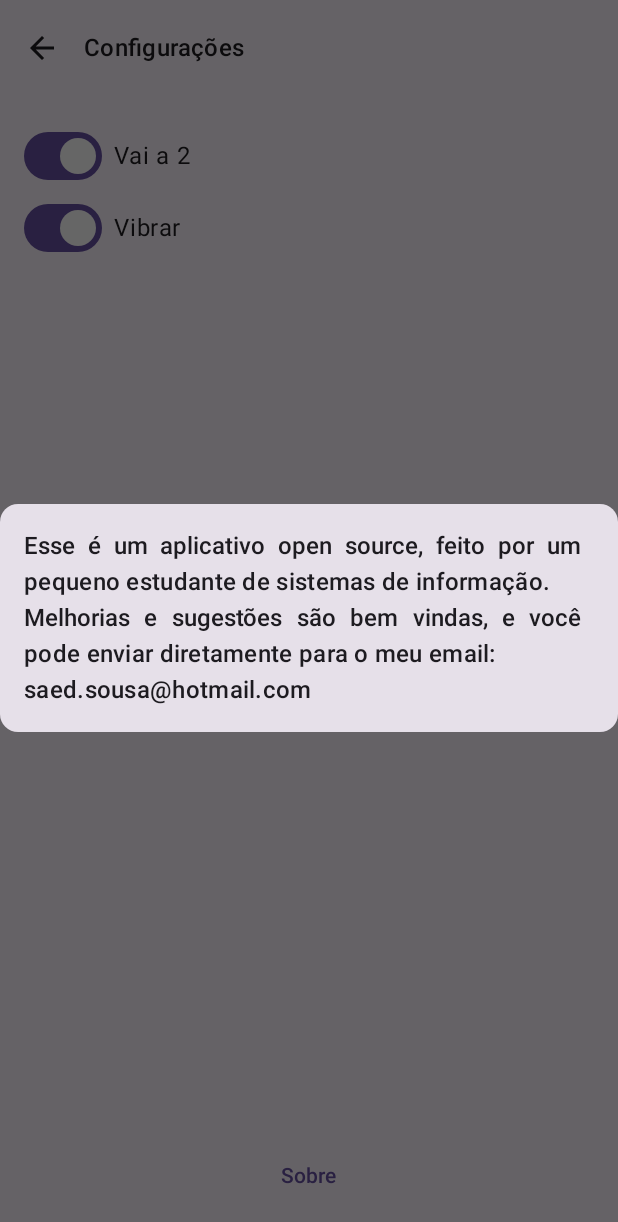
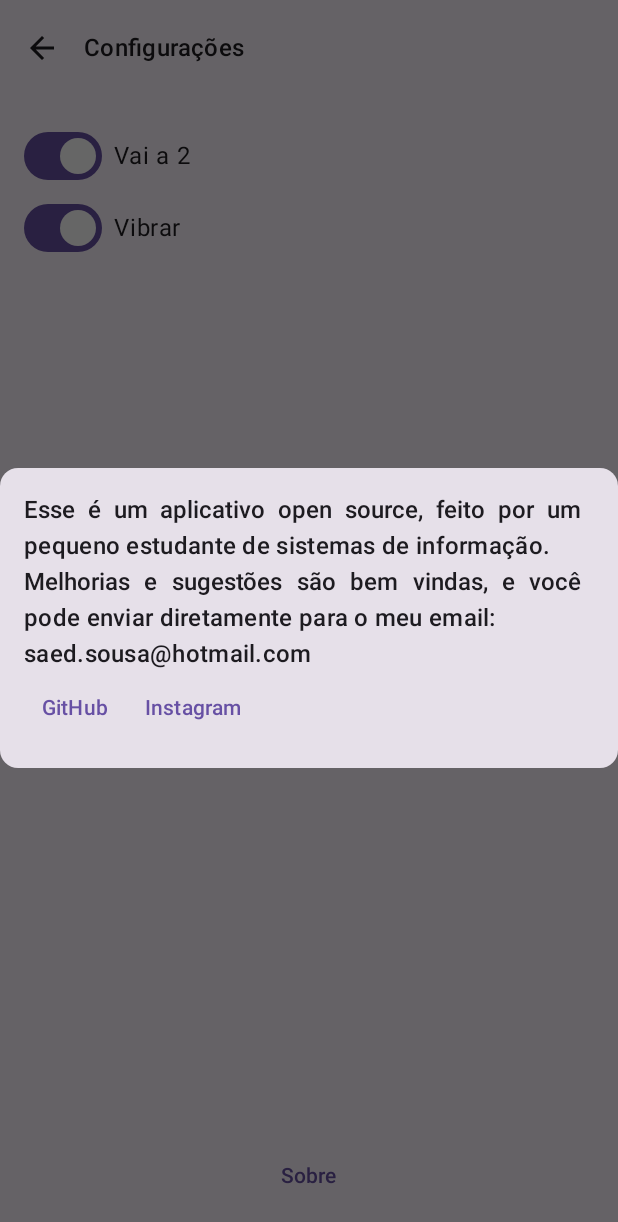
Before and after one commit to SaedSilva/voleibr, an Android app built with Jetpack Compose: the configScreen screen opened through its navigation route, after a tap on "Sobre", on a phone screen of 412 x 824 dp. Shown: the top 1222 px of the screen. Run offline under Robolectric (Android 15) with nearby library versions, the phone set to English and light mode, and no system bars; our stand-ins replace Room's generated code; 13 statements that could not run were skipped.

Commit message:
Change Team colors

```diff
--- a/app/src/main/java/br/dev/saed/voleibr/MainActivity.kt
+++ b/app/src/main/java/br/dev/saed/voleibr/MainActivity.kt
@@ -128,6 +128,8 @@ private fun mainScreen(
         onClickRemoveTeam1 = { viewModel.onEvent(MainScreenEvent.RemoveTeam1) },
         onClickRemoveTeam2 = { viewModel.onEvent(MainScreenEvent.RemoveTeam2) },
         onNavigateToConfig = { navController.navigate(ConfigRoute) },
+        onClickChangeTeam1Color = { viewModel.onEvent(MainScreenEvent.ChangeTeam1Color) },
+        onClickChangeTeam2Color = { viewModel.onEvent(MainScreenEvent.ChangeTeam2Color) }
     )
 }
 
--- a/app/src/main/java/br/dev/saed/voleibr/model/repositories/datastore/DataStoreHelper.kt
+++ b/app/src/main/java/br/dev/saed/voleibr/model/repositories/datastore/DataStoreHelper.kt
@@ -18,8 +18,10 @@ class DataStoreHelper(private val context: Context) {
         val MAX_POINTS = intPreferencesKey("max_points")
         val TEAM_1 = stringPreferencesKey("team_1")
         val POINTS_TEAM_1 = intPreferencesKey("points_team_1")
+        val TEAM_1_COLOR = intPreferencesKey("team_1_color")
         val TEAM_2 = stringPreferencesKey("team_2")
         val POINTS_TEAM_2 = intPreferencesKey("points_team_2")
+        val TEAM_2_COLOR = intPreferencesKey("team_2_color")
         val VAI_A_2 = booleanPreferencesKey("vai_a_2")
         val VIBRAR = booleanPreferencesKey("vibrar")
     }
@@ -36,12 +38,20 @@ class DataStoreHelper(private val context: Context) {
         preferences[POINTS_TEAM_1] ?: 0
     }
 
+    val team1ColorFlow: Flow<Int> = context.dataStore.data.map { preferences ->
+        preferences[TEAM_1_COLOR] ?: 0xFFF8E287.toInt()
+    }
+
     val team2Flow: Flow<String> = context.dataStore.data.map { preferences ->
         preferences[TEAM_2] ?: "Time 2"
     }
 
     val team2PointsFlow: Flow<Int> = context.dataStore.data.map { preferences ->
         preferences[POINTS_TEAM_2] ?: 0
+    }
+
+    val team2ColorFlow: Flow<Int> = context.dataStore.data.map { preferences ->
+        preferences[TEAM_2_COLOR] ?: 0xFFC5ECCE.toInt()
     }
 
     val vaiA2Flow: Flow<Boolean> = context.dataStore.data.map { preferences ->
@@ -70,6 +80,12 @@ class DataStoreHelper(private val context: Context) {
         }
     }
 
+    suspend fun saveTeam1Color(team1Color: Int) {
+        context.dataStore.edit { preferences ->
+            preferences[TEAM_1_COLOR] = team1Color
+        }
+    }
+
     suspend fun saveTeam2(team2: String) {
         context.dataStore.edit { preferences ->
             preferences[TEAM_2] = team2
@@ -79,6 +95,12 @@ class DataStoreHelper(private val context: Context) {
     suspend fun savePointsTeam2(pointsTeam2: Int) {
         context.dataStore.edit { preferences ->
             preferences[POINTS_TEAM_2] = pointsTeam2
+        }
+    }
+
+    suspend fun saveTeam2Color(team2Color: Int) {
+        context.dataStore.edit { preferences ->
+            preferences[TEAM_2_COLOR] = team2Color
         }
     }
 
--- a/app/src/main/java/br/dev/saed/voleibr/ui/screens/ConfigScreen.kt
+++ b/app/src/main/java/br/dev/saed/voleibr/ui/screens/ConfigScreen.kt
@@ -1,7 +1,8 @@
 package br.dev.saed.voleibr.ui.screens
 
+import android.content.Intent
+import android.net.Uri
 import androidx.compose.foundation.layout.Arrangement
-import androidx.compose.foundation.layout.Box
 import androidx.compose.foundation.layout.Column
 import androidx.compose.foundation.layout.Row
 import androidx.compose.foundation.layout.fillMaxSize
@@ -26,6 +27,7 @@ import androidx.compose.runtime.remember
 import androidx.compose.runtime.setValue
 import androidx.compose.ui.Alignment
 import androidx.compose.ui.Modifier
+import androidx.compose.ui.platform.LocalContext
 import androidx.compose.ui.res.stringResource
 import androidx.compose.ui.text.style.TextAlign
 import androidx.compose.ui.tooling.preview.Preview
@@ -142,9 +144,15 @@ fun SobreDialog(
     modifier: Modifier = Modifier,
     onDismissDialog: () -> Unit = {}
 ) {
+    val git = stringResource(id = R.string.url_github)
+    val insta = stringResource(id = R.string.url_instagram)
+    val context = LocalContext.current
+    val gintent = remember { Intent(Intent.ACTION_VIEW, Uri.parse(git)) }
+    val iintent = remember { Intent(Intent.ACTION_VIEW, Uri.parse(insta)) }
+
     Dialog(onDismissRequest = onDismissDialog) {
-        Card {
-            Box(
+        Card(modifier = modifier) {
+            Column(
                 modifier = Modifier.padding(16.dp)
             ) {
                 Text(
@@ -152,6 +160,20 @@ fun SobreDialog(
                     style = MaterialTheme.typography.titleMedium,
                     textAlign = TextAlign.Justify
                 )
+                Row {
+                    TextButton(onClick = {
+                        context.startActivity(gintent)
+                        onDismissDialog()
+                    }) {
+                        Text(text = stringResource(id = R.string.txt_github))
+                    }
+                    TextButton(onClick = {
+                        context.startActivity(iintent)
+                        onDismissDialog()
+                    }) {
+                        Text(text = stringResource(id = R.string.txt_instagram))
+                    }
+                }
             }
         }
     }
--- a/app/src/main/java/br/dev/saed/voleibr/ui/screens/MainScreen.kt
+++ b/app/src/main/java/br/dev/saed/voleibr/ui/screens/MainScreen.kt
@@ -1,6 +1,7 @@
 package br.dev.saed.voleibr.ui.screens
 
 import androidx.compose.foundation.Image
+import androidx.compose.foundation.clickable
 import androidx.compose.foundation.layout.Arrangement
 import androidx.compose.foundation.layout.Box
 import androidx.compose.foundation.layout.Column
@@ -31,9 +32,11 @@ import androidx.compose.material3.MaterialTheme
 import androidx.compose.material3.Scaffold
 import androidx.compose.material3.Text
 import androidx.compose.material3.TextField
+import androidx.compose.material3.TextFieldDefaults
 import androidx.compose.runtime.Composable
 import androidx.compose.ui.Alignment
 import androidx.compose.ui.Modifier
+import androidx.compose.ui.graphics.Color
 import androidx.compose.ui.graphics.ColorFilter
 import androidx.compose.ui.res.painterResource
 import androidx.compose.ui.res.stringResource
@@ -50,8 +53,6 @@ import br.dev.saed.voleibr.ui.theme.OrbitronFamily
 import br.dev.saed.voleibr.ui.theme.VoleibrTheme
 import br.dev.saed.voleibr.ui.theme.onPrimaryContainerLight
 import br.dev.saed.voleibr.ui.theme.onTertiaryContainerLight
-import br.dev.saed.voleibr.ui.theme.primaryContainerLight
-import br.dev.saed.voleibr.ui.theme.tertiaryContainerLight
 
 @Composable
 fun MainScreen(
@@ -62,6 +63,8 @@ fun MainScreen(
     onClickRemoveTeam1: () -> Unit = {},
     onClickRemoveTeam2: () -> Unit = {},
     onClickChangeTeams: () -> Unit = {},
+    onClickChangeTeam1Color: () -> Unit = {},
+    onClickChangeTeam2Color: () -> Unit = {},
     onClickTeam1Scored: () -> Unit = {},
     onClickTeam1ScoreDecrease: () -> Unit = {},
     onClickTeam2Scored: () -> Unit = {},
@@ -78,7 +81,8 @@ fun MainScreen(
         floatingActionButton = {
             FloatingActionButton(
                 onClick = { onNavigateToConfig() },
-                containerColor = MaterialTheme.colorScheme.primary
+                containerColor = MaterialTheme.colorScheme.primary,
+                shape = MaterialTheme.shapes.small
             ) {
                 Icon(
                     imageVector = Icons.Default.Settings,
@@ -163,9 +167,13 @@ fun MainScreen(
                             )
                         }
                         Card(
-                            modifier = Modifier.fillMaxWidth(),
+                            modifier = Modifier
+                                .fillMaxWidth()
+                                .clickable {
+                                    onClickChangeTeam1Color()
+                                },
                             colors = CardColors(
-                                containerColor = primaryContainerLight,
+                                containerColor = Color(uiState.team1Color.color),
                                 contentColor = onPrimaryContainerLight,
                                 disabledContentColor = MaterialTheme.colorScheme.onPrimary,
                                 disabledContainerColor = MaterialTheme.colorScheme.primary
@@ -283,9 +291,13 @@ fun MainScreen(
                             )
                         }
                         Card(
-                            modifier = Modifier.fillMaxWidth(),
+                            modifier = Modifier
+                                .fillMaxWidth()
+                                .clickable {
+                                    onClickChangeTeam2Color()
+                                },
                             colors = CardColors(
-                                containerColor = tertiaryContainerLight,
+                                containerColor = Color(uiState.team2Color.color),
                                 contentColor = onTertiaryContainerLight,
                                 disabledContentColor = MaterialTheme.colorScheme.onPrimary,
                                 disabledContainerColor = MaterialTheme.colorScheme.primary
@@ -364,11 +376,13 @@ fun MainScreen(
                         label = { Text(text = stringResource(id = R.string.edit_team_name)) },
                         modifier = Modifier
                             .fillMaxWidth(),
+                        colors = TextFieldDefaults.colors(),
                         keyboardOptions = KeyboardOptions(imeAction = ImeAction.Go),
                         keyboardActions = KeyboardActions {
                             onClickAddTeam()
                             onAddTeamNameChanged("")
-                        }
+                        },
+                        shape = MaterialTheme.shapes.small
                     )
 
                     Button(
@@ -377,7 +391,8 @@ fun MainScreen(
                             onAddTeamNameChanged("")
                         },
                         modifier = Modifier
-                            .fillMaxWidth()
+                            .fillMaxWidth(),
+                        shape = MaterialTheme.shapes.small
                     ) {
                         Text(
                             text = stringResource(id = R.string.txt_add_queue),
@@ -399,12 +414,13 @@ fun MainScreen(
                     )
                     Button(
                         onClick = { onClickClearQueue() },
-                        enabled = uiState.teamsInQueue.isNotEmpty()
+                        enabled = uiState.teamsInQueue.isNotEmpty(),
+                        shape = MaterialTheme.shapes.small
                     ) {
                         Text(text = stringResource(id = R.string.btn_clear_queue))
                         Icon(
                             imageVector = Icons.Default.Delete,
-                            contentDescription = stringResource(id = R.string.btn_clear_queue)
+                            contentDescription = stringResource(id = R.string.btn_clear_queue),
                         )
                     }
                 }
@@ -421,7 +437,10 @@ fun MainScreen(
                                 textAlign = TextAlign.Center,
                                 fontSize = 28.sp
                             )
-                            Button(onClick = { onClickDeleteTeam(uiState.teamsInQueue[it]) }) {
+                            Button(
+                                onClick = { onClickDeleteTeam(uiState.teamsInQueue[it]) },
+                                shape = MaterialTheme.shapes.small
+                            ) {
                                 Icon(
                                     imageVector = Icons.Default.Delete,
                                     contentDescription = stringResource(id = R.string.txt_acss_btn_delete_team)
--- a/app/src/main/java/br/dev/saed/voleibr/ui/viewmodel/MainViewModel.kt
+++ b/app/src/main/java/br/dev/saed/voleibr/ui/viewmodel/MainViewModel.kt
@@ -8,6 +8,8 @@ import br.dev.saed.voleibr.model.repositories.db.TeamEntity
 import br.dev.saed.voleibr.model.repositories.db.TeamRepository
 import br.dev.saed.voleibr.ui.state.MainScreenEvent
 import br.dev.saed.voleibr.ui.state.MainScreenState
+import br.dev.saed.voleibr.ui.state.intToTeamColor
+import br.dev.saed.voleibr.ui.state.randomTeamColor
 import kotlinx.coroutines.delay
 import kotlinx.coroutines.flow.MutableStateFlow
 import kotlinx.coroutines.flow.asStateFlow
@@ -35,7 +37,10 @@ class MainViewModel(
                 dataStoreHelper.team2PointsFlow,
                 dataStoreHelper.vaiA2Flow,
                 dataStoreHelper.vibrarFlow,
+                dataStoreHelper.team1ColorFlow,
+                dataStoreHelper.team2ColorFlow,
                 repository.queue
+
             ) { array ->
                 val maxPoints = array[0] as Int
                 val team1 = array[1] as String
@@ -46,24 +51,31 @@ class MainViewModel(
                 val vaiA2 = array[5] as Boolean
                 val vibrar = array[6] as Boolean
 
-                val teamsInQueue = array[7] as List<TeamEntity>
+                val team1Color = array[7] as Int
+                val team2Color = array[8] as Int
+
+                val teamsInQueue = array[9] as List<TeamEntity>
 
                 MainScreenState(
                     maxPoints = maxPoints,
                     team1 = Team(nome = team1, pontos = team1Points),
+                    team1Color = intToTeamColor(team1Color),
                     team2 = Team(nome = team2, pontos = team2Points),
+                    team2Color = intToTeamColor(team2Color),
                     vaiA2 = vaiA2,
                     vibrar = vibrar,
                     teamsInQueue = teamsInQueue.map { team ->
                         Team(team.id, team.name)
                     }
                 )
-            }.collect {newState ->
+            }.collect { newState ->
                 _uiState.update {
                     it.copy(
                         maxPoints = newState.maxPoints,
                         team1 = newState.team1,
+                        team1Color = newState.team1Color,
                         team2 = newState.team2,
+                        team2Color = newState.team2Color,
                         vaiA2 = newState.vaiA2,
                         vibrar = newState.vibrar,
                         teamsInQueue = newState.teamsInQueue
@@ -185,6 +197,18 @@ class MainViewModel(
             is MainScreenEvent.OnAddTeamNameChanged -> _uiState.update {
                 it.copy(teamToAdd = it.teamToAdd.copy(nome = event.team))
             }
+
+            is MainScreenEvent.ChangeTeam1Color -> {
+                viewModelScope.launch {
+                    dataStoreHelper.saveTeam1Color(randomTeamColor().color)
+                }
+            }
+
+            is MainScreenEvent.ChangeTeam2Color -> {
+                viewModelScope.launch {
+                    dataStoreHelper.saveTeam2Color(randomTeamColor().color)
+                }
+            }
         }
     }
 
--- a/app/src/main/res/values/strings.xml
+++ b/app/src/main/res/values/strings.xml
@@ -22,5 +22,9 @@
     <string name="txt_acss_btn_delete_team">Deletar time</string>
     <string name="txt_configuracoes">Configurações</string>
     <string name="txt_sobre">Esse é um aplicativo open source, feito por um pequeno estudante de sistemas de informação.\nMelhorias e sugestões são bem vindas, e você pode enviar diretamente para o meu email:\nsaed.sousa@hotmail.com</string>
+    <string name="txt_github">GitHub</string>
+    <string name="txt_instagram">Instagram</string>
+    <string name="url_github">https://github.com/SaedSilva</string>
+    <string name="url_instagram">https://www.instagram.com/saed.dev</string>
 
 </resources>
```
Also changed, not shown: app/src/main/java/br/dev/saed/voleibr/ui/state/MainScreenState.kt (+61 -0 lines).
